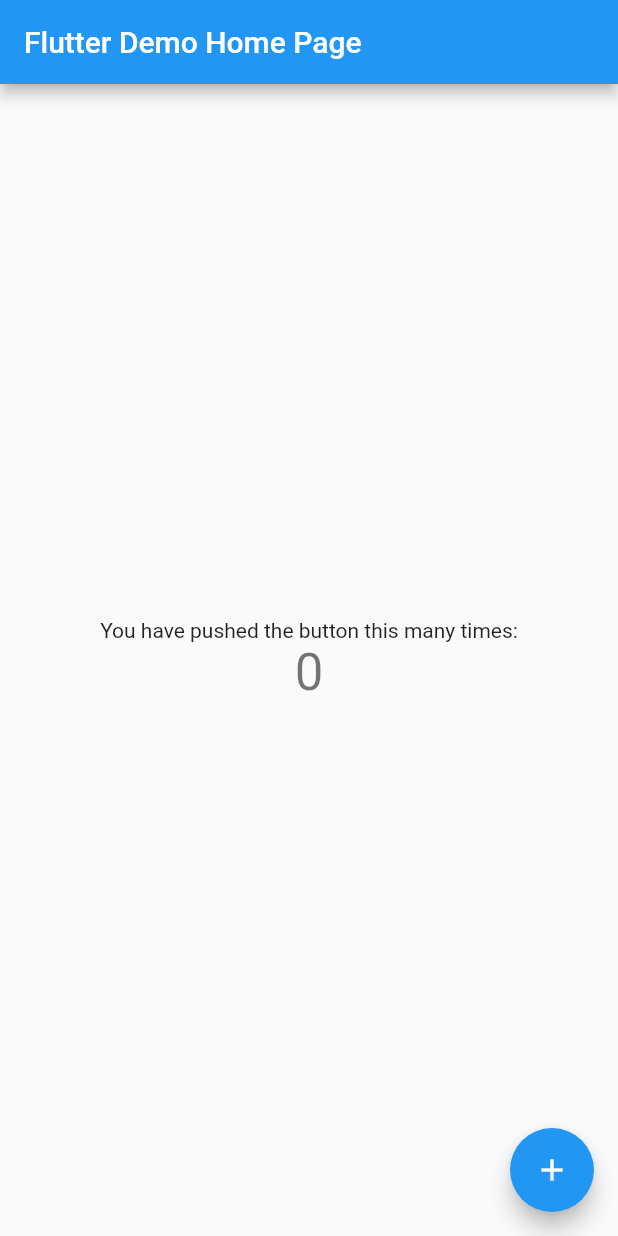
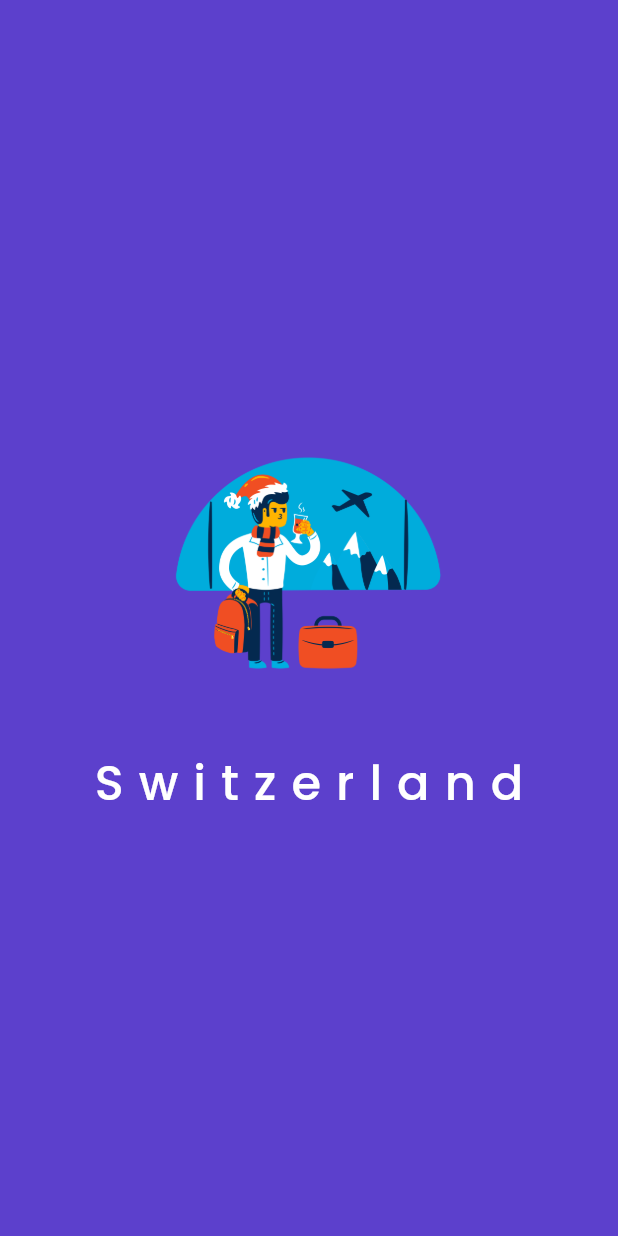
Before and after one commit to ezaatama/booking_bloc_pattern, a Flutter app: the first screen one second after launch, on a phone screen of 412 x 824 dp. Run offline on Flutter 3.47's test engine with Material 2 defaults, Android fonts, the light colour scheme and no system bars; our stand-ins replace google_fonts.

Commit message:
add splash screen and get started

```diff
--- a/lib/main.dart
+++ b/lib/main.dart
@@ -1,113 +1,25 @@
+import '/ui/pages/get_started.dart';
 import 'package:flutter/material.dart';
+import 'package:flutter/services.dart';
 
+import 'ui/pages/splash_page.dart';
 void main() {
   runApp(MyApp());
+  SystemChrome.setPreferredOrientations([
+    DeviceOrientation.portraitUp,
+  ]);
 }
 
 class MyApp extends StatelessWidget {
-  // This widget is the root of your application.
+
   @override
   Widget build(BuildContext context) {
     return MaterialApp(
-      title: 'Flutter Demo',
-      theme: ThemeData(
-        // This is the theme of your application.
-        //
-        // Try running your application with "flutter run". You'll see the
-        // application has a blue toolbar. Then, without quitting the app, try
-        // changing the primarySwatch below to Colors.green and then invoke
-        // "hot reload" (press "r" in the console where you ran "flutter run",
-        // or simply save your changes to "hot reload" in a Flutter IDE).
-        // Notice that the counter didn't reset back to zero; the application
-        // is not restarted.
-        primarySwatch: Colors.blue,
-      ),
-      home: MyHomePage(title: 'Flutter Demo Home Page'),
+      debugShowCheckedModeBanner: false,
+      routes: {
+        '/' : (ctx) => SplashPage(),
+        '/get-started' : (ctx) => GetStartedPage(),
+      },
     );
   }
 }
-
-class MyHomePage extends StatefulWidget {
-  MyHomePage({Key? key, required this.title}) : super(key: key);
-
-  // This widget is the home page of your application. It is stateful, meaning
-  // that it has a State object (defined below) that contains fields that affect
-  // how it looks.
-
-  // This class is the configuration for the state. It holds the values (in this
-  // case the title) provided by the parent (in this case the App widget) and
-  // used by the build method of the State. Fields in a Widget subclass are
-  // always marked "final".
-
-  final String title;
-
-  @override
-  _MyHomePageState createState() => _MyHomePageState();
-}
-
-class _MyHomePageState extends State<MyHomePage> {
-  int _counter = 0;
-
-  void _incrementCounter() {
-    setState(() {
-      // This call to setState tells the Flutter framework that something has
-      // changed in this State, which causes it to rerun the build method below
-      // so that the display can reflect the updated values. If we changed
-      // _counter without calling setState(), then the build method would not be
-      // called again, and so nothing would appear to happen.
-      _counter++;
-    });
-  }
-
-  @override
-  Widget build(BuildContext context) {
-    // This method is rerun every time setState is called, for instance as done
-    // by the _incrementCounter method above.
-    //
-    // The Flutter framework has been optimized to make rerunning build methods
-    // fast, so that you can just rebuild anything that needs updating rather
-    // than having to individually change instances of widgets.
-    return Scaffold(
-      appBar: AppBar(
-        // Here we take the value from the MyHomePage object that was created by
-        // the App.build method, and use it to set our appbar title.
-        title: Text(widget.title),
-      ),
-      body: Center(
-        // Center is a layout widget. It takes a single child and positions it
-        // in the middle of the parent.
-        child: Column(
-          // Column is also a layout widget. It takes a list of children and
-          // arranges them vertically. By default, it sizes itself to fit its
-          // children horizontally, and tries to be as tall as its parent.
-          //
-          // Invoke "debug painting" (press "p" in the console, choose the
-          // "Toggle Debug Paint" action from the Flutter Inspector in Android
-          // Studio, or the "Toggle Debug Paint" command in Visual Studio Code)
-          // to see the wireframe for each widget.
-          //
-          // Column has various properties to control how it sizes itself and
-          // how it positions its children. Here we use mainAxisAlignment to
-          // center the children vertically; the main axis here is the vertical
-          // axis because Columns are vertical (the cross axis would be
-          // horizontal).
-          mainAxisAlignment: MainAxisAlignment.center,
-          children: <Widget>[
-            Text(
-              'You have pushed the button this many times:',
-            ),
-            Text(
-              '$_counter',
-              style: Theme.of(context).textTheme.headline4,
-            ),
-          ],
-        ),
-      ),
-      floatingActionButton: FloatingActionButton(
-        onPressed: _incrementCounter,
-        tooltip: 'Increment',
-        child: Icon(Icons.add),
-      ), // This trailing comma makes auto-formatting nicer for build methods.
-    );
-  }
-}
--- /dev/null
+++ b/lib/ui/pages/splash_page.dart
@@ -0,0 +1,51 @@
+import 'package:flutter/material.dart';
+import '../../shared/theme.dart';
+import 'dart:async';
+
+class SplashPage extends StatefulWidget {
+
+  @override
+  _SplashPageState createState() => _SplashPageState();
+}
+
+class _SplashPageState extends State<SplashPage> {
+
+  @override
+  void initState(){
+    Timer(Duration(seconds: 3),
+      () {
+        Navigator.pushNamed(context, '/get-started');
+      });
+
+    super.initState();
+  }
+
+  @override
+  Widget build(BuildContext context) {
+    return Scaffold(
+      backgroundColor: kPrimaryColor,
+      body: Center(
+        child: Column(
+          mainAxisAlignment: MainAxisAlignment.center,
+          children: [
+            Container(
+              width: 200,
+              height: 200,
+              margin: const EdgeInsets.only(bottom: 20),
+              decoration: BoxDecoration(
+                image: DecorationImage(image: AssetImage('assets/icons/holidays.png'))
+              ),
+            ),
+            Text("Switzerland",
+              style: whiteTextStyle.copyWith(
+                fontSize: 32,
+                fontWeight: medium,
+                letterSpacing: 10
+              ),
+            )
+          ],
+        ),
+      ),
+    );
+  }
+}
```
Also changed, not shown: lib/ui/pages/get_started.dart (added, +66 -0 lines).
